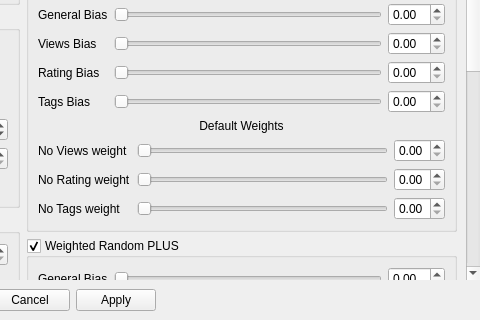
This is MediaManager/src/QtClasses/UI/Form Files/SettingsDialog.ui in PaunescuAndrei/MediaManager as Qt 5 draws it before an edit; both pictures show x 420 to 900 and y 380 to 700 of the 900 by 700 pixel window. The edited form follows.
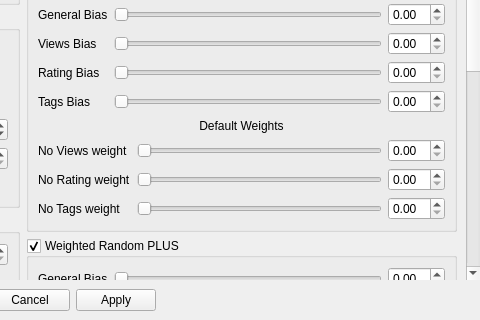
This is the edited form. Custom widgets are drawn as their Qt base class.

Commit message: increased no views/ratings/tags weight ui limits

```diff
--- a/MediaManager/src/QtClasses/UI/Form Files/SettingsDialog.ui
+++ b/MediaManager/src/QtClasses/UI/Form Files/SettingsDialog.ui
@@ -1352,7 +1352,7 @@
                  <item row="2" column="1">
                   <widget class="QSlider" name="noRatingMinusSlider">
                    <property name="maximum">
-                    <number>100</number>
+                    <number>1000</number>
                    </property>
                    <property name="orientation">
                     <enum>Qt::Orientation::Horizontal</enum>
@@ -1365,7 +1365,7 @@
                     <enum>Qt::FocusPolicy::StrongFocus</enum>
                    </property>
                    <property name="maximum">
-                    <double>1.000000000000000</double>
+                    <double>10.000000000000000</double>
                    </property>
                    <property name="singleStep">
                     <double>0.010000000000000</double>
@@ -1385,7 +1385,7 @@
                     <enum>Qt::FocusPolicy::StrongFocus</enum>
                    </property>
                    <property name="maximum">
-                    <double>1.000000000000000</double>
+                    <double>10.000000000000000</double>
                    </property>
                    <property name="singleStep">
                     <double>0.010000000000000</double>
@@ -1398,7 +1398,7 @@
                     <enum>Qt::FocusPolicy::StrongFocus</enum>
                    </property>
                    <property name="maximum">
-                    <double>1.000000000000000</double>
+                    <double>10.000000000000000</double>
                    </property>
                    <property name="singleStep">
                     <double>0.010000000000000</double>
@@ -1408,7 +1408,7 @@
                  <item row="1" column="1">
                   <widget class="QSlider" name="noViewsMinusSlider">
                    <property name="maximum">
-                    <number>100</number>
+                    <number>1000</number>
                    </property>
                    <property name="orientation">
                     <enum>Qt::Orientation::Horizontal</enum>
@@ -1425,7 +1425,7 @@
                  <item row="3" column="1">
                   <widget class="QSlider" name="noTagsMinusSlider">
                    <property name="maximum">
-                    <number>100</number>
+                    <number>1000</number>
                    </property>
                    <property name="orientation">
                     <enum>Qt::Orientation::Horizontal</enum>
```
